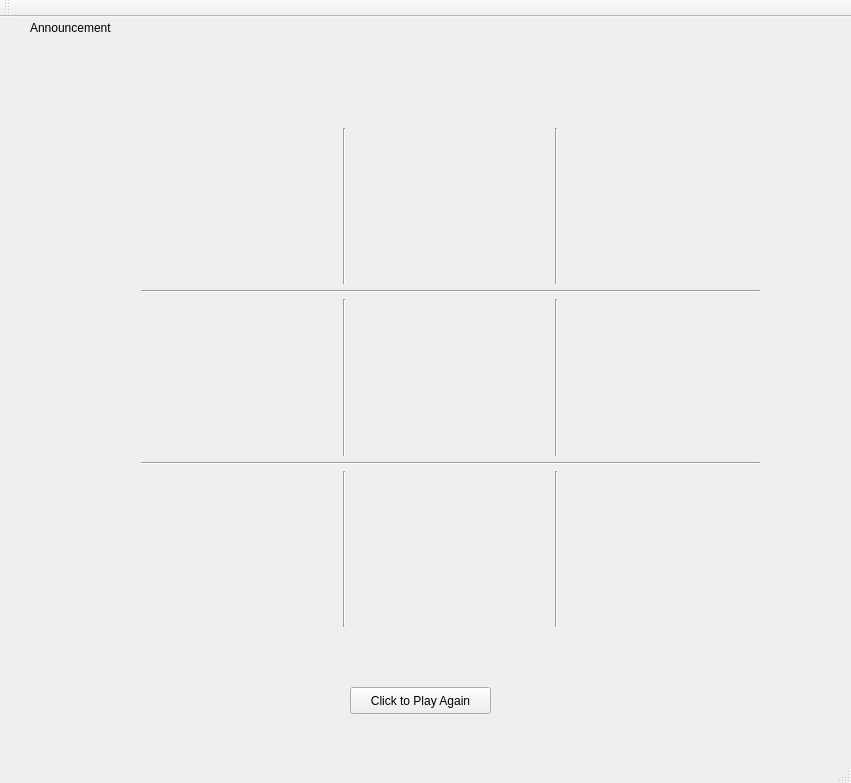
Jyang772/Ultimate-Tic-Tac-Toe, file mainwindow.ui: the form before one commit.
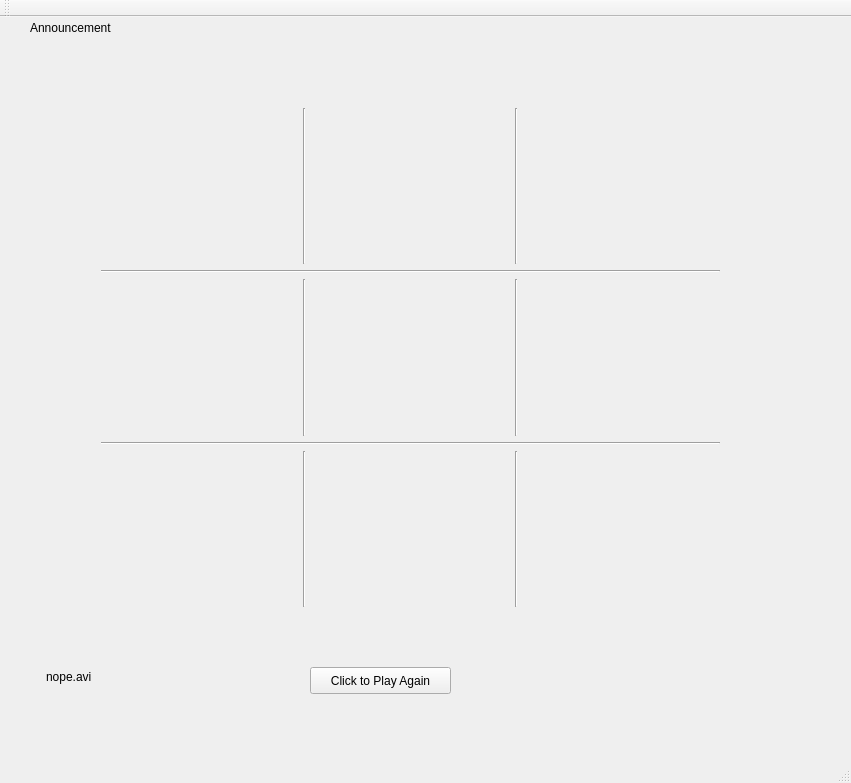
The form after the commit.

Patch:
```diff
--- a/mainwindow.ui
+++ b/mainwindow.ui
@@ -30,8 +30,8 @@
    <widget class="QPushButton" name="playAgain">
     <property name="geometry">
      <rect>
-      <x>350</x>
-      <y>670</y>
+      <x>310</x>
+      <y>650</y>
       <width>141</width>
       <height>27</height>
      </rect>
@@ -40,11 +40,11 @@
      <string>Click to Play Again</string>
     </property>
    </widget>
-   <widget class="QWidget" name="">
+   <widget class="QWidget" name="layoutWidget">
     <property name="geometry">
      <rect>
-      <x>130</x>
-      <y>100</y>
+      <x>90</x>
+      <y>80</y>
       <width>641</width>
       <height>521</height>
      </rect>
@@ -189,6 +189,19 @@
      </item>
     </layout>
    </widget>
+   <widget class="QLabel" name="predictor">
+    <property name="geometry">
+     <rect>
+      <x>46</x>
+      <y>650</y>
+      <width>221</width>
+      <height>20</height>
+     </rect>
+    </property>
+    <property name="text">
+     <string>nope.avi</string>
+    </property>
+   </widget>
   </widget>
   <widget class="QMenuBar" name="menuBar">
    <property name="geometry">
```
